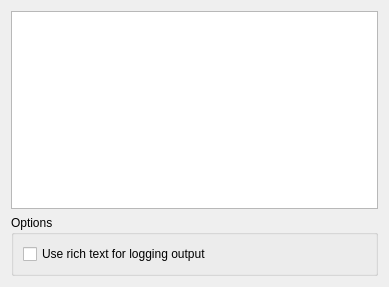
Above: plugins/logviewer/logprefwidget.ui from KDE/ktorrent before the change. Below: the same form after it.
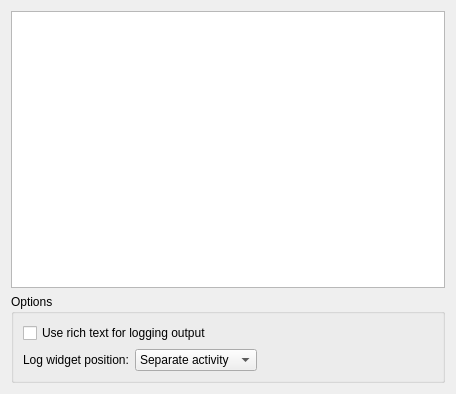
That is the form after the change.

Commit message: Make logviewer widget position configurable

Patch:
```diff
--- a/plugins/logviewer/logprefwidget.ui
+++ b/plugins/logviewer/logprefwidget.ui
@@ -5,11 +5,11 @@
    <rect>
     <x>0</x>
     <y>0</y>
-    <width>389</width>
-    <height>287</height>
+    <width>456</width>
+    <height>394</height>
    </rect>
   </property>
-  <layout class="QVBoxLayout" name="verticalLayout" >
+  <layout class="QVBoxLayout" name="verticalLayout_2" >
    <item>
     <widget class="QTreeView" name="m_logging_flags" >
      <property name="toolTip" >
@@ -38,7 +38,7 @@
      <property name="title" >
       <string>Options</string>
      </property>
-     <layout class="QHBoxLayout" >
+     <layout class="QVBoxLayout" name="verticalLayout" >
       <item>
        <widget class="QCheckBox" name="kcfg_useRichText" >
         <property name="toolTip" >
@@ -49,6 +49,55 @@
         </property>
        </widget>
       </item>
+      <item>
+       <layout class="QHBoxLayout" name="horizontalLayout" >
+        <item>
+         <widget class="QLabel" name="label" >
+          <property name="text" >
+           <string>Log widget position:</string>
+          </property>
+         </widget>
+        </item>
+        <item>
+         <widget class="QComboBox" name="kcfg_logWidgetPosition" >
+          <property name="sizePolicy" >
+           <sizepolicy vsizetype="Fixed" hsizetype="Preferred" >
+            <horstretch>0</horstretch>
+            <verstretch>0</verstretch>
+           </sizepolicy>
+          </property>
+          <item>
+           <property name="text" >
+            <string>Separate activity</string>
+           </property>
+          </item>
+          <item>
+           <property name="text" >
+            <string>Dockable widget</string>
+           </property>
+          </item>
+          <item>
+           <property name="text" >
+            <string>Torrent activity</string>
+           </property>
+          </item>
+         </widget>
+        </item>
+        <item>
+         <spacer name="horizontalSpacer" >
+          <property name="orientation" >
+           <enum>Qt::Horizontal</enum>
+          </property>
+          <property name="sizeHint" stdset="0" >
+           <size>
+            <width>40</width>
+            <height>20</height>
+           </size>
+          </property>
+         </spacer>
+        </item>
+       </layout>
+      </item>
      </layout>
     </widget>
    </item>
```
The commit also changes 4 other files.
